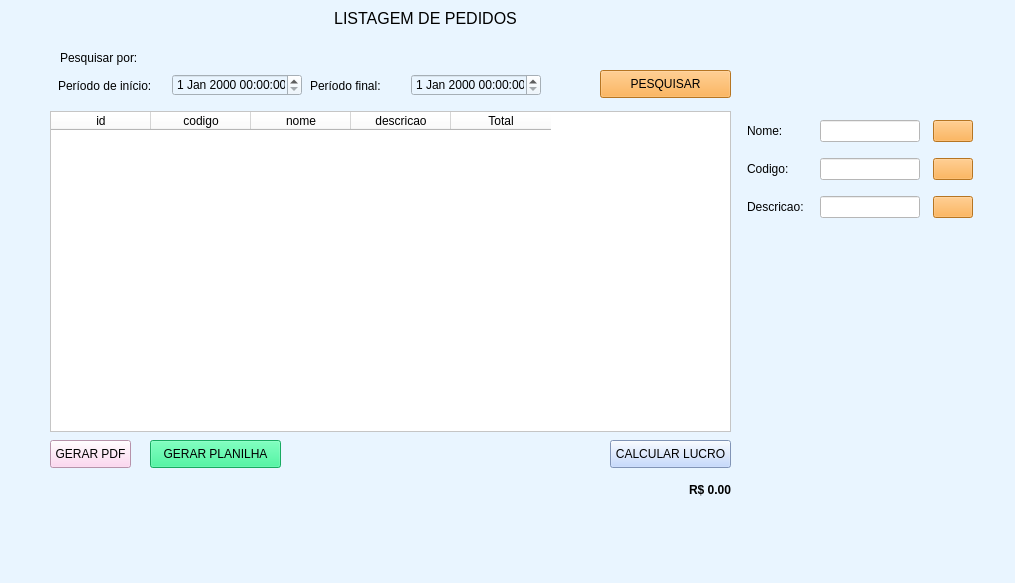
Above: tela_lista.ui from miguelneto0/sistema_gui_pymysql before the change. Below: the same form after it.
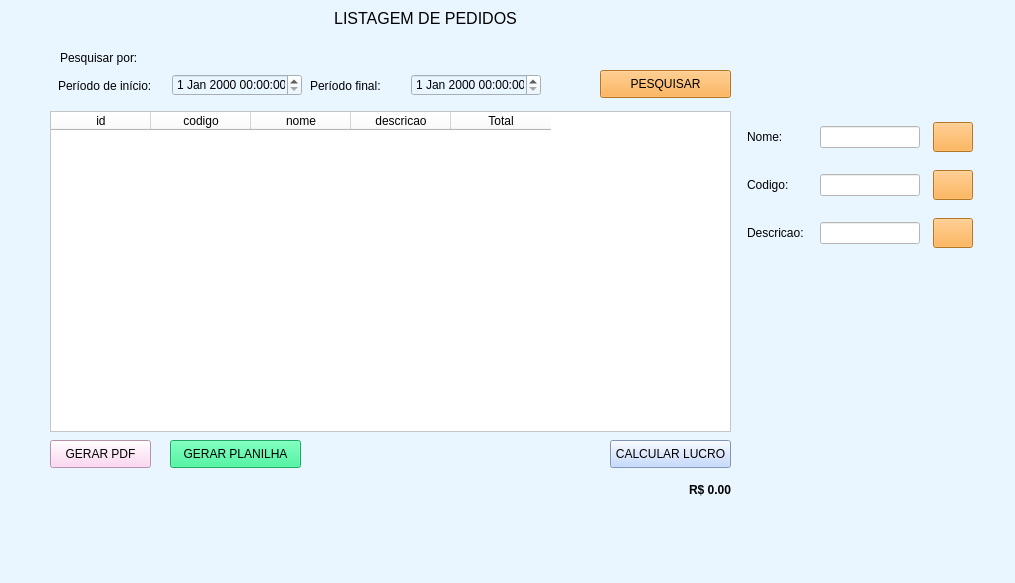
That is the form after the change.

```diff
--- a/tela_lista.ui
+++ b/tela_lista.ui
@@ -133,7 +133,7 @@
    <widget class="QPushButton" name="btnGeraCSV">
     <property name="geometry">
      <rect>
-      <x>150</x>
+      <x>170</x>
       <y>440</y>
       <width>131</width>
       <height>28</height>
@@ -195,7 +195,7 @@
      <rect>
       <x>50</x>
       <y>440</y>
-      <width>81</width>
+      <width>101</width>
       <height>28</height>
      </rect>
     </property>
@@ -267,7 +267,7 @@
    <widget class="QLabel" name="labelDebug">
     <property name="geometry">
      <rect>
-      <x>310</x>
+      <x>330</x>
       <y>450</y>
       <width>261</width>
       <height>20</height>
@@ -288,7 +288,7 @@
       <x>740</x>
       <y>110</y>
       <width>242</width>
-      <height>121</height>
+      <height>151</height>
      </rect>
     </property>
     <layout class="QVBoxLayout" name="verticalLayout">
@@ -325,7 +325,7 @@
          <property name="maximumSize">
           <size>
            <width>40</width>
-           <height>16777215</height>
+           <height>30</height>
           </size>
          </property>
          <property name="styleSheet">
@@ -371,7 +371,7 @@
          <property name="maximumSize">
           <size>
            <width>40</width>
-           <height>16777215</height>
+           <height>30</height>
           </size>
          </property>
          <property name="styleSheet">
@@ -417,7 +417,7 @@
          <property name="maximumSize">
           <size>
            <width>40</width>
-           <height>16777215</height>
+           <height>30</height>
           </size>
          </property>
          <property name="styleSheet">
```
Left out of the diff: 9 changed lines with no effect on the pictures.
